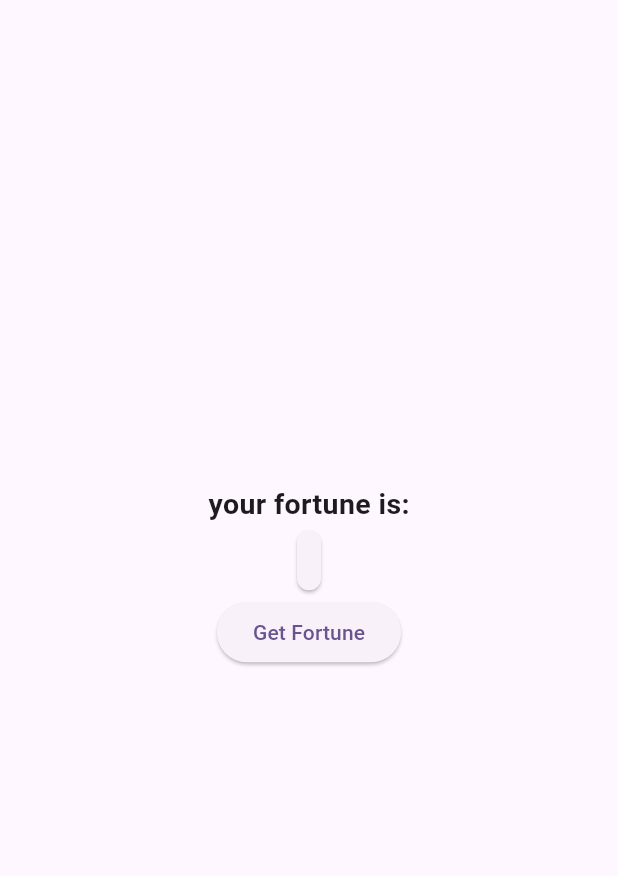
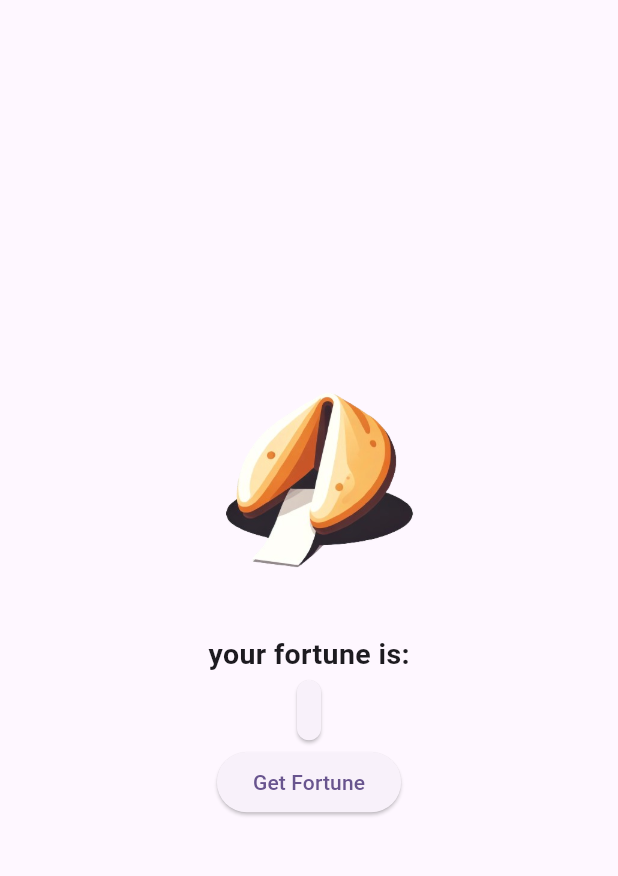
Before and after one commit to Shadislam1/fortune_cookie, a Flutter app: the screen it shows after launch, on a phone screen of 412 x 824 dp, the part 84-960 px from its top. Run offline on Flutter 3.47's test engine with Material 3 defaults, Android fonts, the phone set to English and light mode, and no system bars.

Commit message:
simple ui complite project

```diff
--- a/lib/main.dart
+++ b/lib/main.dart
@@ -85,6 +85,13 @@ class _MyHomePageState extends State<MyHomePage> {
 
           mainAxisAlignment: MainAxisAlignment.center,
           children: <Widget>[
+            Image.asset(
+              'assets/images/fortune_cookie.png',
+            width: 200,
+            height: 200,
+            fit: BoxFit.cover,
+
+            ),
              Text(
               'your fortune is:',
               style: TextStyle(
--- a/pubspec.yaml
+++ b/pubspec.yaml
@@ -59,9 +59,9 @@ flutter:
   uses-material-design: true
 
   # To add assets to your application, add an assets section, like this:
-  # assets:
-  #   - images/a_dot_burr.jpeg
-  #   - images/a_dot_ham.jpeg
+  assets:
+    - assets/images/fortune_cookie.png
+
 
   # An image asset can refer to one or more resolution-specific "variants", see
   # https://flutter.dev/assets-and-images/#resolution-aware
```
Also changed, not shown: assets/images/fortune_cookie.png (added).
